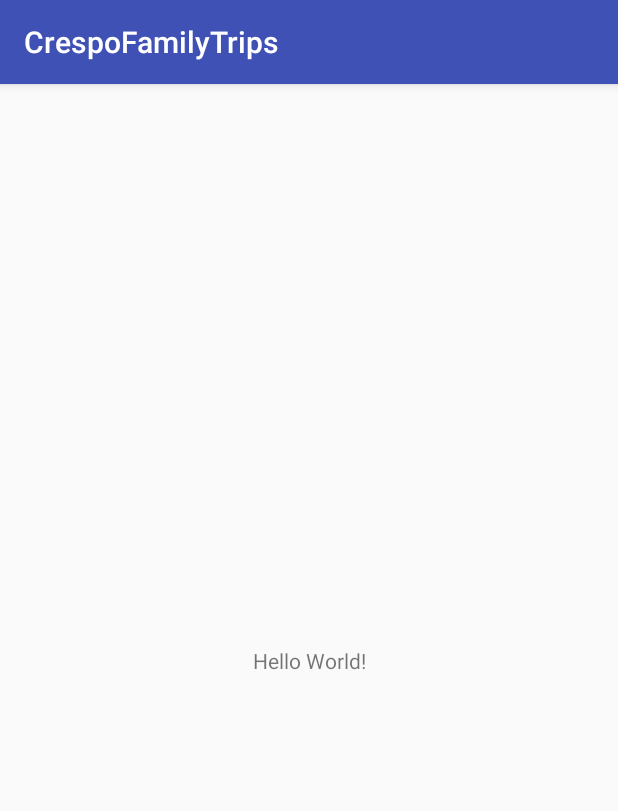
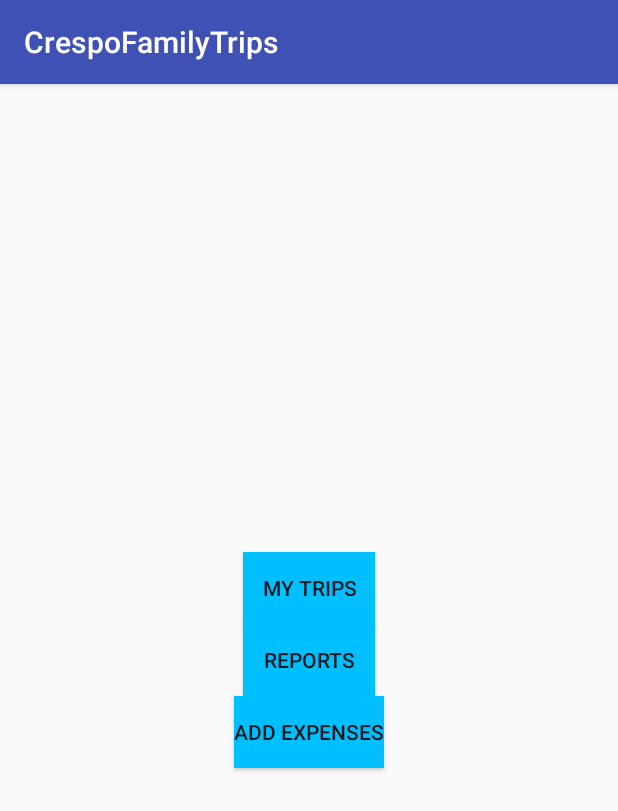
Before and after one commit to tiagoffmr/CrespoFamilyTrips, an Android app: the screen it shows after launch (MainActivity), on a phone screen of 412 x 824 dp. Shown: the top 811 px of the screen. Run offline under Robolectric (Android 15) with nearby library versions, the phone set to English and light mode, and no system bars.

Commit message:
main activity class and layout created

```diff
--- a/app/src/main/java/com/nbacademy/crespofamilytrips/crespofamilytrips/MainActivity.java
+++ b/app/src/main/java/com/nbacademy/crespofamilytrips/crespofamilytrips/MainActivity.java
@@ -1,13 +1,60 @@
 package com.nbacademy.crespofamilytrips.crespofamilytrips;
 
+import android.content.Context;
+import android.content.Intent;
 import android.support.v7.app.AppCompatActivity;
 import android.os.Bundle;
+import android.view.View;
+import android.widget.Button;
 
 public class MainActivity extends AppCompatActivity {
+    Context mContext;
+    Button mBtnMyTrips, mBtnReports, mBtnAddExpenses;
+
 
     @Override
     protected void onCreate(Bundle savedInstanceState) {
         super.onCreate(savedInstanceState);
         setContentView(R.layout.activity_main);
-    }
+        init();
+    }//onCreate
+
+    void init(){
+        mContext = this;
+        mBtnMyTrips = findViewById(R.id.idLlBtnMyTrips);
+        mBtnReports = findViewById(R.id.idLlBtnReports);
+        mBtnAddExpenses = findViewById(R.id.idLlBtnAddExpenses);
+
+        mBtnMyTrips.setOnClickListener(mButtonClickHandler);
+        mBtnReports.setOnClickListener(mButtonClickHandler);
+        mBtnAddExpenses.setOnClickListener(mButtonClickHandler);
+
+    }//init
+
+    Button.OnClickListener mButtonClickHandler = new Button.OnClickListener() {
+        @Override
+        public void onClick(View v) {
+            switch(v.getId()){
+                case R.id.idLlBtnMyTrips: goToMyTripsActivity();break;
+                case R.id.idLlBtnReports: goToReports();break;
+                case R.id.idLlBtnAddExpenses: goToAddExpenses();break;
+            }
+        }//onClick
+    };//mmButtonClickHandler
+
+    void goToMyTripsActivity(){
+        Intent goToMyTripsActivity = new Intent(this, MyTripsActivity.class);
+        startActivity(goToMyTripsActivity);
+    }//goToMyTrips
+
+    void goToReports(){
+        Intent goToReports = new Intent(this, Reports.class);
+        startActivity(goToReports);
+    }//goToReports
+
+    void goToAddExpenses(){
+        Intent goToAddExpenses = new Intent(this, AddExpenses.class);
+        startActivity(goToAddExpenses);
+    }//goToAddExpenses
+
 }
--- a/app/src/main/res/layout/activity_main.xml
+++ b/app/src/main/res/layout/activity_main.xml
@@ -1,18 +1,51 @@
 <?xml version="1.0" encoding="utf-8"?>
-<android.support.constraint.ConstraintLayout xmlns:android="http://schemas.android.com/apk/res/android"
+<android.support.constraint.ConstraintLayout  xmlns:android="http://schemas.android.com/apk/res/android"
     xmlns:app="http://schemas.android.com/apk/res-auto"
     xmlns:tools="http://schemas.android.com/tools"
     android:layout_width="match_parent"
-    android:layout_height="match_parent"
-    tools:context=".MainActivity">
+    android:layout_height="match_parent">
 
-    <TextView
+    <Button
+        android:id="@+id/idLlBtnMyTrips"
         android:layout_width="wrap_content"
         android:layout_height="wrap_content"
-        android:text="Hello World!"
+        app:layout_constraintVertical_chainStyle="packed"
+        app:layout_constraintBottom_toTopOf="@+id/idLlBtnReports"
+        android:background="@color/blue"
+        android:text="@string/strBtnMyTrips"
+        app:layout_constraintTop_toTopOf="parent"
+        app:layout_constraintRight_toRightOf="parent"
+        app:layout_constraintLeft_toLeftOf="parent"/>
+
+    <Button
+        android:id="@+id/idLlBtnReports"
+        android:layout_width="wrap_content"
+        android:layout_height="wrap_content"
+        tools:layout_conversion_absoluteHeight="48dp"
+        tools:layout_conversion_absoluteWidth="88dp"
+        tools:layout_conversion_absoluteX="148dp"
+        tools:layout_conversion_absoluteY="259dp"
+        app:layout_constraintVertical_chainStyle="packed"
+        app:layout_constraintBottom_toTopOf="@+id/idLlBtnAddExpenses"
+        android:background="@color/blue"
+        app:layout_constraintTop_toBottomOf="@+id/idLlBtnMyTrips"
+        android:text="@string/strBtnReports"
+        app:layout_constraintRight_toRightOf="parent"
+        app:layout_constraintLeft_toLeftOf="parent"/>
+
+    <Button
+        android:id="@+id/idLlBtnAddExpenses"
+        android:layout_width="wrap_content"
+        android:layout_height="wrap_content"
+        tools:layout_conversion_absoluteHeight="48dp"
+        tools:layout_conversion_absoluteWidth="88dp"
+        tools:layout_conversion_absoluteX="148dp"
+        tools:layout_conversion_absoluteY="307dp"
         app:layout_constraintBottom_toBottomOf="parent"
-        app:layout_constraintLeft_toLeftOf="parent"
+        app:layout_constraintTop_toBottomOf="@+id/idLlBtnReports"
+        android:background="@color/blue"
+        android:text="@string/strBtnAddExpenses"
         app:layout_constraintRight_toRightOf="parent"
-        app:layout_constraintTop_toTopOf="parent" />
+        app:layout_constraintLeft_toLeftOf="parent"/>
 
 </android.support.constraint.ConstraintLayout>
--- a/app/src/main/res/values/colors.xml
+++ b/app/src/main/res/values/colors.xml
@@ -3,4 +3,8 @@
     <color name="colorPrimary">#3F51B5</color>
     <color name="colorPrimaryDark">#303F9F</color>
     <color name="colorAccent">#FF4081</color>
+    <color name="yellow">#FFFF00</color>
+    <color name="green">#32CD32</color>
+    <color name="blue">#00BFFF</color>
+    <color name="red">#FF0000</color>
 </resources>
--- a/app/src/main/res/values/strings.xml
+++ b/app/src/main/res/values/strings.xml
@@ -1,3 +1,6 @@
 <resources>
     <string name="app_name">CrespoFamilyTrips</string>
+    <string name="strBtnMyTrips">My Trips</string>
+    <string name="strBtnReports">Reports</string>
+    <string name="strBtnAddExpenses">Add Expenses</string>
 </resources>
```
Also changed, not shown: 1 other file.
